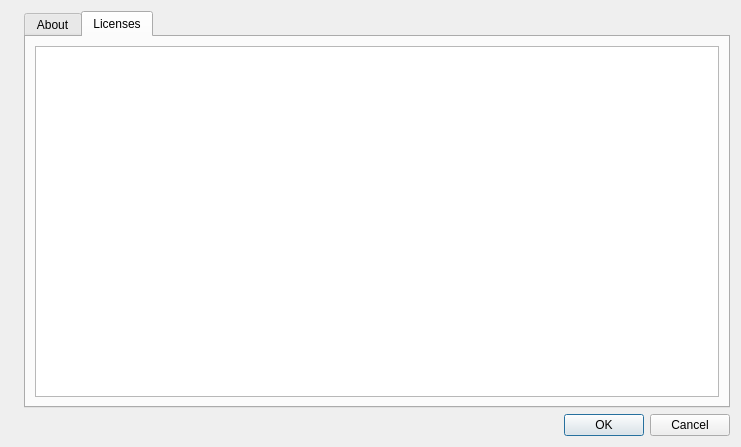
Before: the Qt Designer form SQLiteStudio3/guiSQLiteStudio/dialogs/aboutdialog.ui in pawelsalawa/sqlitestudio, drawn with Qt 5.
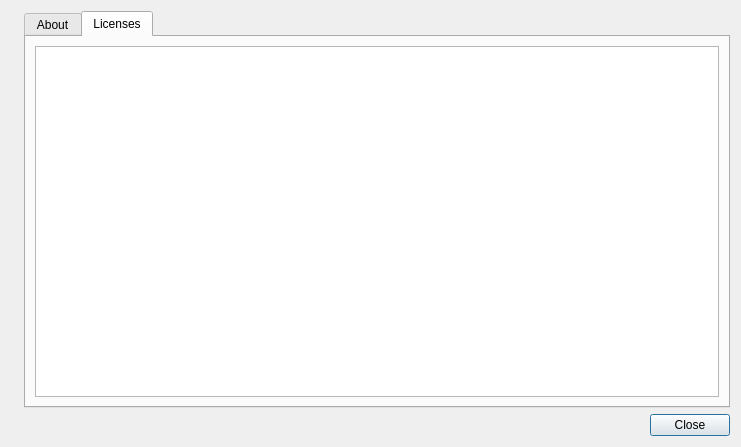
After: the same form once the commit is applied.

Commit message: About dialog gets "Close" button instead of "Ok" and "Cancel".

```diff
--- a/SQLiteStudio3/guiSQLiteStudio/dialogs/aboutdialog.ui
+++ b/SQLiteStudio3/guiSQLiteStudio/dialogs/aboutdialog.ui
@@ -65,7 +65,7 @@
       <enum>Qt::Horizontal</enum>
      </property>
      <property name="standardButtons">
-      <set>QDialogButtonBox::Cancel|QDialogButtonBox::Ok</set>
+      <set>QDialogButtonBox::Close</set>
      </property>
     </widget>
    </item>
```
